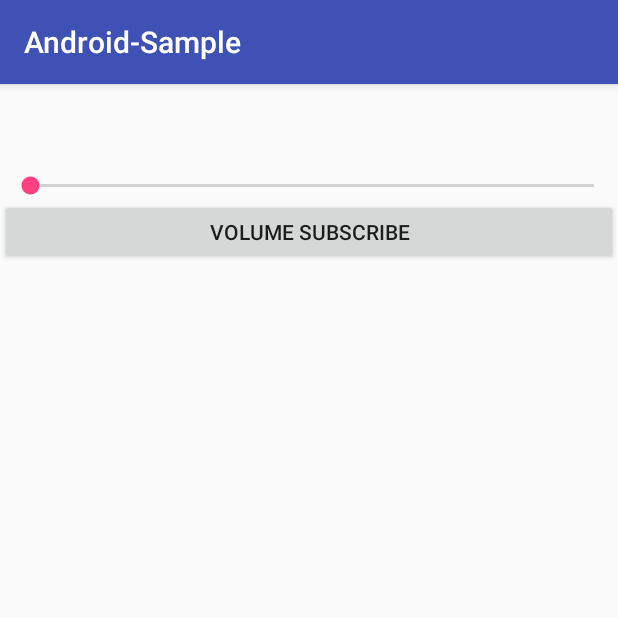
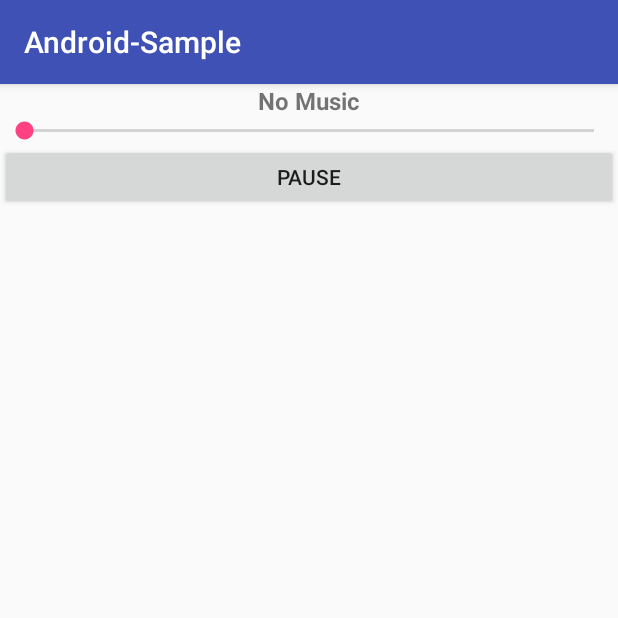
Before and after one commit to abakerPersonal/android-sample, an Android app: the ControlActivity screen opened directly, with no data from a screen before it, on a phone screen of 412 x 824 dp, the top half of it. Run offline under Robolectric (Android 15) with nearby library versions, the phone set to English and light mode, and no system bars; our stand-ins replace RxJava, data binding; libraries missing offline, so code that uses them is left out: com.neovisionaries.ws, io.reactivex.internal; 6 statements that could not run were skipped.

```diff
--- a/app/src/main/java/com/sonos/abaker/android_sample/ControlActivity.java
+++ b/app/src/main/java/com/sonos/abaker/android_sample/ControlActivity.java
@@ -15,8 +15,11 @@ import com.sonos.abaker.android_sample.control.request.SubscribeRequest;
 import com.sonos.abaker.android_sample.control.response.BaseResponse;
 import com.sonos.abaker.android_sample.control.request.SetGroupVolumeCommandRequest;
 import com.sonos.abaker.android_sample.control.response.GroupVolumeResponse;
+import com.sonos.abaker.android_sample.control.response.PlaybackMetadataResponse;
+import com.sonos.abaker.android_sample.control.response.ResponseObserver;
 import com.sonos.abaker.android_sample.databinding.ControlActvityBinding;
 import com.sonos.abaker.android_sample.handlers.ControlActivityHelper;
+import com.sonos.abaker.android_sample.model.ControlActivityPageModel;
 import com.sonos.abaker.android_sample.model.Group;
 
 import org.json.JSONException;
@@ -25,6 +28,7 @@ import io.reactivex.Observer;
 import io.reactivex.annotations.NonNull;
 import io.reactivex.disposables.Disposable;
 import io.reactivex.functions.Predicate;
+import io.reactivex.internal.observers.BlockingBaseObserver;
 
 public class ControlActivity extends AppCompatActivity implements ControlActivityHelper {
     private static final String LOG_TAG = ControlActivity.class.getSimpleName();
@@ -34,14 +38,15 @@ public class ControlActivity extends AppCompatActivity implements ControlActivit
     private GroupConnectService groupConnectService;
     private Group group;
 
+    ControlActvityBinding binding;
     private SeekBar seekBar;
+    private final ControlActivityPageModel pageModel = new ControlActivityPageModel();
 
     @Override
     protected void onCreate(Bundle savedInstanceState) {
         super.onCreate(savedInstanceState);
         groupConnectService = new GroupConnectService(this);
         getExtras();
-        bindUIElements();
 
 
         groupConnectService.webSocketStateObservable.subscribe(new Observer<WebSocketState>() {
@@ -82,20 +87,7 @@ public class ControlActivity extends AppCompatActivity implements ControlActivit
     @Override
     protected void onStart() {
         super.onStart();
-
-        seekBar = (SeekBar) findViewById(R.id.group_seek_bar);
-        seekBar.setOnSeekBarChangeListener(new SeekBar.OnSeekBarChangeListener() {
-            @Override
-            public void onProgressChanged(SeekBar seekBar, int progress, boolean fromUser) {
-                setVolume(progress);
-            }
-
-            @Override
-            public void onStartTrackingTouch(SeekBar seekBar) {}
-
-            @Override
-            public void onStopTrackingTouch(SeekBar seekBar) {}
-        });
+        bindUIElements();
     }
 
     public void setVolume(int progress) {
@@ -146,9 +138,26 @@ public class ControlActivity extends AppCompatActivity implements ControlActivit
     }
 
     private void bindUIElements() {
-        ControlActvityBinding binding = DataBindingUtil.setContentView(this, R.layout.control_actvity);
+        binding = DataBindingUtil.setContentView(this, R.layout.control_actvity);
         binding.setGroup(group);
         binding.setHandler(this);
+        binding.setPageModel(pageModel);
+        binding.executePendingBindings();
+
+
+        seekBar = (SeekBar) findViewById(R.id.group_seek_bar);
+        seekBar.setOnSeekBarChangeListener(new SeekBar.OnSeekBarChangeListener() {
+            @Override
+            public void onProgressChanged(SeekBar seekBar, int progress, boolean fromUser) {
+                setVolume(progress);
+            }
+
+            @Override
+            public void onStartTrackingTouch(SeekBar seekBar) {}
+
+            @Override
+            public void onStopTrackingTouch(SeekBar seekBar) {}
+        });
     }
 
     private void setupAdditionalObservers() {
@@ -160,24 +169,29 @@ public class ControlActivity extends AppCompatActivity implements ControlActivit
                     public boolean test(@NonNull BaseResponse response) throws Exception {
                         return GroupVolumeResponse.class.isInstance(response);
                     }
-                }).subscribe(new Observer<BaseResponse>() {
-                    @Override
-                    public void onSubscribe(@NonNull Disposable d) {}
-
+                }).subscribe(new ResponseObserver() {
                     @Override
                     public void onNext(@NonNull BaseResponse response) {
                         int progress = ((GroupVolumeResponse) response).getVolume();
-                        Log.d(LOG_TAG, "Setting volume to " + progress);
-                        seekBar.setProgress(progress);
+                        pageModel.volume.set(progress);
                     }
+                });
 
+        groupConnectService
+                .commandResponseObservable
+                .filter(new Predicate<BaseResponse>() {
                     @Override
-                    public void onError(@NonNull Throwable e) {
-                        Log.e(LOG_TAG, "Error", e);
+                    public boolean test(@NonNull BaseResponse response) throws Exception {
+                        return PlaybackMetadataResponse.class.isInstance(response);
                     }
-
+                })
+                .subscribe(new ResponseObserver() {
                     @Override
-                    public void onComplete() {}
+                    public void onNext(@NonNull BaseResponse response) {
+                        super.onNext(response);
+                        PlaybackMetadataResponse metadataResponse = (PlaybackMetadataResponse) response;
+                        pageModel.trackName.set(metadataResponse.getTrackName());
+                    }
                 });
     }
 }
--- a/app/src/main/java/com/sonos/abaker/android_sample/control/response/BaseResponse.java
+++ b/app/src/main/java/com/sonos/abaker/android_sample/control/response/BaseResponse.java
@@ -16,7 +16,8 @@ public class BaseResponse {
 
     public enum Types {
         NONE("none"),
-        GROUP_VOLUME("groupVolume");
+        GROUP_VOLUME("groupVolume"),
+        METADATA_STATUS("metadataStatus");
 
         private final String text;
 
--- a/app/src/main/java/com/sonos/abaker/android_sample/control/response/ResponseParser.java
+++ b/app/src/main/java/com/sonos/abaker/android_sample/control/response/ResponseParser.java
@@ -27,7 +27,9 @@ public class ResponseParser {
             case GROUP_VOLUME:
                 response = new GroupVolumeResponse(jsonResponse);
                 break;
-
+            case METADATA_STATUS:
+                response = new PlaybackMetadataResponse(jsonResponse);
+                break;
             default:
                 response = new BaseResponse(jsonResponse);
 
--- /dev/null
+++ b/app/src/main/java/com/sonos/abaker/android_sample/model/ControlActivityPageModel.java
@@ -0,0 +1,16 @@
+package com.sonos.abaker.android_sample.model;
+
+import android.databinding.ObservableField;
+
+import com.sonos.abaker.android_sample.BR;
+
+/**
+ * Created by alan.baker on 10/27/17.
+ */
+
+public class ControlActivityPageModel {
+
+    public final ObservableField<String> trackName = new ObservableField<>("No Music");
+    public final ObservableField<Integer> volume = new ObservableField<>(0);
+
+}
--- a/app/src/main/res/layout/control_actvity.xml
+++ b/app/src/main/res/layout/control_actvity.xml
@@ -2,6 +2,7 @@
 <layout xmlns:android="http://schemas.android.com/apk/res/android">
     <data>
         <variable name="group" type="com.sonos.abaker.android_sample.model.Group"/>
+        <variable name="pageModel" type="com.sonos.abaker.android_sample.model.ControlActivityPageModel"/>
         <variable name="handler" type="com.sonos.abaker.android_sample.handlers.ControlActivityHelper" />
     </data>
 
@@ -9,13 +10,27 @@
         android:layout_width="match_parent"
         android:layout_height="match_parent">
 
+
         <TextView
             android:id="@+id/group_name"
             android:layout_width="match_parent"
             android:layout_height="wrap_content"
+            android:layout_alignParentBottom="true"
+            android:text="@{group.name}"
+            android:textSize="18dp"
+            android:textStyle="bold"
+            android:layout_centerHorizontal="true"
+            android:textAlignment="center"
+            android:textColor="@android:color/holo_red_dark"
+            />
+
+        <TextView
+            android:id="@+id/control_track_name"
+            android:layout_width="match_parent"
+            android:layout_height="wrap_content"
             android:layout_alignParentTop="true"
-            android:text="@{group.name}"
-            android:textSize="44dp"
+            android:text="@{pageModel.trackName}"
+            android:textSize="16dp"
             android:textStyle="bold"
             android:layout_centerHorizontal="true"
             android:textAlignment="center"
@@ -26,9 +41,9 @@
             style="@style/Widget.AppCompat.SeekBar"
             android:layout_width="match_parent"
             android:layout_height="wrap_content"
-            android:layout_below="@id/group_name"
+            android:layout_below="@id/control_track_name"
             android:max="100"
-            android:progress="1"
+            android:progress="@{pageModel.volume}"
             android:layout_alignParentStart="true" />
 
         <Button
@@ -36,7 +51,7 @@
             android:layout_width="match_parent"
             android:layout_height="44dp"
             android:layout_below="@id/group_seek_bar"
-            android:text="Volume Subscribe"
+            android:text="Pause"
             android:onClick="@{handler::onClickSetVolumeToZero}"
             android:layout_marginBottom="0dp" />
 
```
Also changed, not shown: app/src/main/java/com/sonos/abaker/android_sample/control/request/BaseRequest.java (+5 -2 lines), app/src/main/java/com/sonos/abaker/android_sample/control/response/GroupVolumeResponse.java (+7 -0 lines), app/src/main/java/com/sonos/abaker/android_sample/control/response/PlaybackMetadataResponse.java (added, +72 -0 lines), app/src/main/java/com/sonos/abaker/android_sample/control/response/ResponseObserver.java (added, +41 -0 lines).
